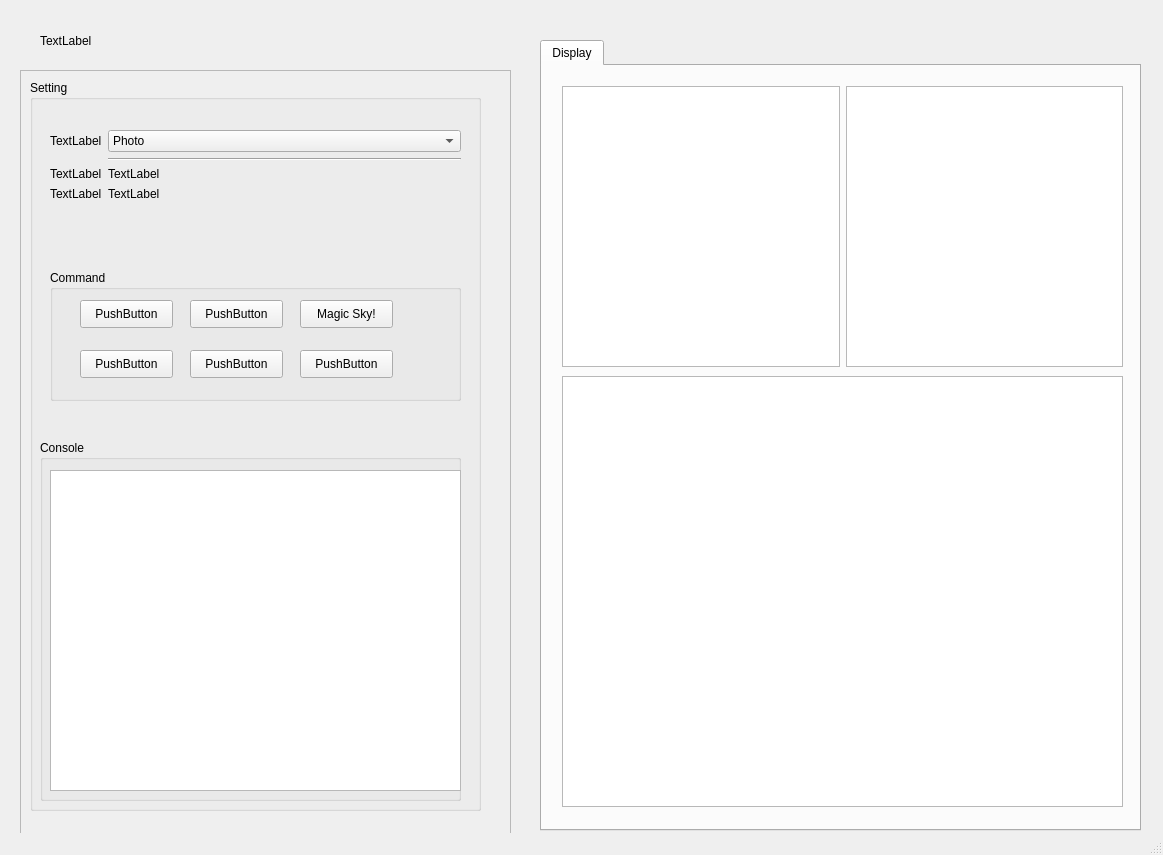
Qt form Magic_Sky.ui (WilliamLambertCN/Magic_Sky) before a commit.
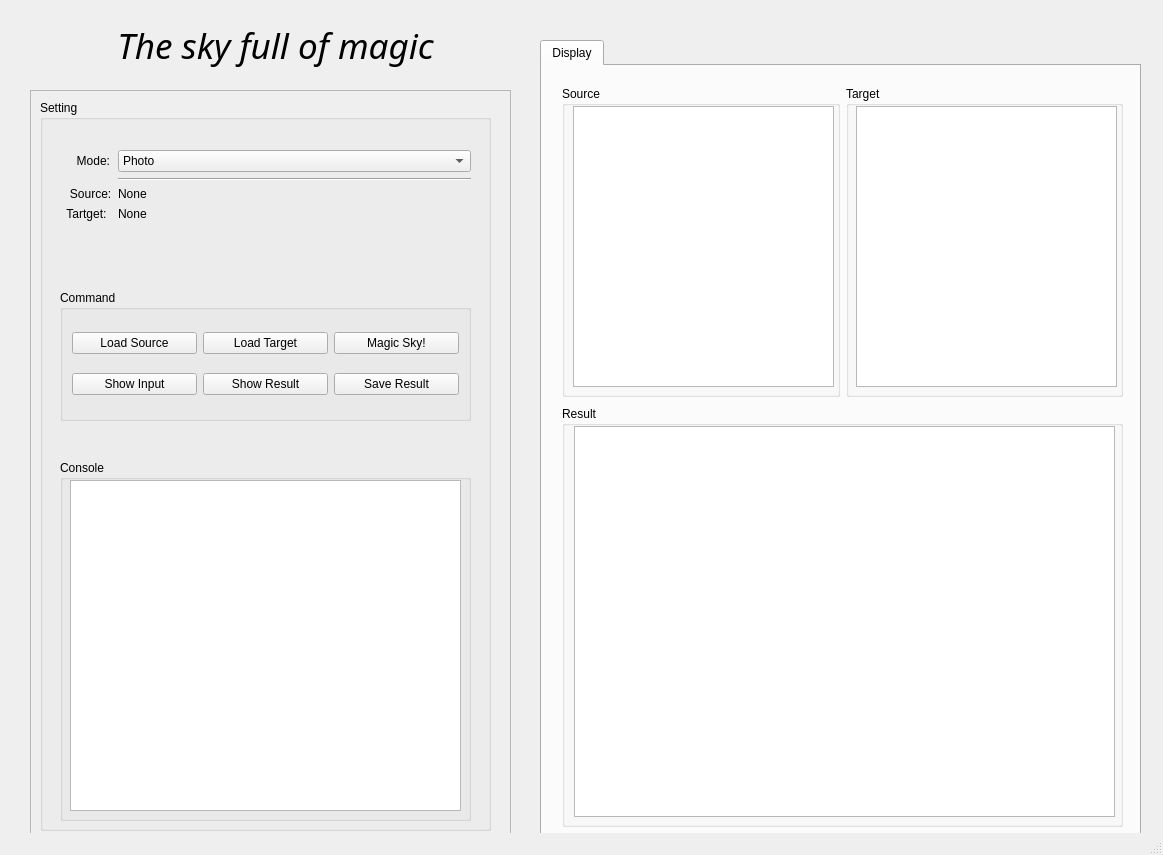
The same form after that commit.

Commit message: UI V1.0, the logic need improving.

```diff
--- a/Magic_Sky.ui
+++ b/Magic_Sky.ui
@@ -20,7 +20,7 @@
       <x>540</x>
       <y>40</y>
       <width>601</width>
-      <height>791</height>
+      <height>801</height>
      </rect>
     </property>
     <property name="currentIndex">
@@ -39,37 +39,78 @@
         <x>20</x>
         <y>20</y>
         <width>561</width>
-        <height>281</height>
+        <height>311</height>
        </rect>
       </property>
       <layout class="QHBoxLayout" name="horizontalLayout">
        <item>
-        <widget class="QGraphicsView" name="graphicsView"/>
+        <widget class="QGroupBox" name="groupBox_4">
+         <property name="title">
+          <string>Source</string>
+         </property>
+         <widget class="QGraphicsView" name="sourceView">
+          <property name="geometry">
+           <rect>
+            <x>11</x>
+            <y>20</y>
+            <width>261</width>
+            <height>281</height>
+           </rect>
+          </property>
+         </widget>
+        </widget>
        </item>
        <item>
-        <widget class="QGraphicsView" name="graphicsView_2"/>
+        <widget class="QGroupBox" name="groupBox_5">
+         <property name="title">
+          <string>Target</string>
+         </property>
+         <widget class="QGraphicsView" name="targetView">
+          <property name="geometry">
+           <rect>
+            <x>10</x>
+            <y>20</y>
+            <width>261</width>
+            <height>281</height>
+           </rect>
+          </property>
+         </widget>
+        </widget>
        </item>
       </layout>
      </widget>
-     <widget class="QGraphicsView" name="graphicsView_3">
+     <widget class="QGroupBox" name="groupBox_6">
       <property name="geometry">
        <rect>
         <x>20</x>
-        <y>310</y>
+        <y>340</y>
         <width>561</width>
-        <height>431</height>
+        <height>421</height>
        </rect>
       </property>
+      <property name="title">
+       <string>Result</string>
+      </property>
+      <widget class="QGraphicsView" name="resultView">
+       <property name="geometry">
+        <rect>
+         <x>12</x>
+         <y>20</y>
+         <width>541</width>
+         <height>391</height>
+        </rect>
+       </property>
+      </widget>
      </widget>
     </widget>
    </widget>
    <widget class="QFrame" name="frame">
     <property name="geometry">
      <rect>
-      <x>20</x>
-      <y>70</y>
-      <width>491</width>
-      <height>771</height>
+      <x>30</x>
+      <y>90</y>
+      <width>481</width>
+      <height>751</height>
      </rect>
     </property>
     <property name="frameShape">
@@ -96,9 +137,9 @@
         <widget class="QGroupBox" name="groupBox_3">
          <property name="geometry">
           <rect>
-           <x>10</x>
+           <x>20</x>
            <y>360</y>
-           <width>421</width>
+           <width>411</width>
            <height>361</height>
           </rect>
          </property>
@@ -109,9 +150,9 @@
           <property name="geometry">
            <rect>
             <x>10</x>
-            <y>30</y>
-            <width>411</width>
-            <height>321</height>
+            <y>20</y>
+            <width>391</width>
+            <height>331</height>
            </rect>
           </property>
          </widget>
@@ -128,84 +169,50 @@
          <property name="title">
           <string>Command</string>
          </property>
-         <widget class="QPushButton" name="skyrpl">
-          <property name="geometry">
-           <rect>
-            <x>250</x>
-            <y>30</y>
-            <width>93</width>
-            <height>28</height>
-           </rect>
-          </property>
-          <property name="text">
-           <string>Magic Sky!</string>
-          </property>
-         </widget>
-         <widget class="QPushButton" name="pushButton">
-          <property name="geometry">
-           <rect>
-            <x>30</x>
-            <y>30</y>
-            <width>93</width>
-            <height>28</height>
-           </rect>
-          </property>
-          <property name="text">
-           <string>PushButton</string>
-          </property>
-         </widget>
-         <widget class="QPushButton" name="pushButton_2">
-          <property name="geometry">
-           <rect>
-            <x>140</x>
-            <y>30</y>
-            <width>93</width>
-            <height>28</height>
-           </rect>
-          </property>
-          <property name="text">
-           <string>PushButton</string>
-          </property>
-         </widget>
-         <widget class="QPushButton" name="pushButton_3">
-          <property name="geometry">
-           <rect>
-            <x>30</x>
-            <y>80</y>
-            <width>93</width>
-            <height>28</height>
-           </rect>
-          </property>
-          <property name="text">
-           <string>PushButton</string>
-          </property>
-         </widget>
-         <widget class="QPushButton" name="pushButton_4">
-          <property name="geometry">
-           <rect>
-            <x>140</x>
-            <y>80</y>
-            <width>93</width>
-            <height>28</height>
-           </rect>
-          </property>
-          <property name="text">
-           <string>PushButton</string>
-          </property>
-         </widget>
-         <widget class="QPushButton" name="pushButton_5">
-          <property name="geometry">
-           <rect>
-            <x>250</x>
-            <y>80</y>
-            <width>93</width>
-            <height>28</height>
-           </rect>
-          </property>
-          <property name="text">
-           <string>PushButton</string>
-          </property>
-         </widget>
+         <layout class="QGridLayout" name="gridLayout">
+          <item row="0" column="0">
+           <widget class="QPushButton" name="pushButton">
+            <property name="text">
+             <string>Load Source</string>
+            </property>
+           </widget>
+          </item>
+          <item row="0" column="1">
+           <widget class="QPushButton" name="pushButton_2">
+            <property name="text">
+             <string>Load Target</string>
+            </property>
+           </widget>
+          </item>
+          <item row="0" column="2">
+           <widget class="QPushButton" name="skyrpl">
+            <property name="text">
+             <string>Magic Sky!</string>
+            </property>
+           </widget>
+          </item>
+          <item row="1" column="0">
+           <widget class="QPushButton" name="pushButton_3">
+            <property name="text">
+             <string>Show Input</string>
+            </property>
+           </widget>
+          </item>
+          <item row="1" column="1">
+           <widget class="QPushButton" name="pushButton_4">
+            <property name="text">
+             <string>Show Result</string>
+            </property>
+           </widget>
+          </item>
+          <item row="1" column="2">
+           <widget class="QPushButton" name="pushButton_5">
+            <property name="text">
+             <string>Save Result</string>
+            </property>
+           </widget>
+          </item>
+         </layout>
         </widget>
         <widget class="QWidget" name="formLayoutWidget">
          <property name="geometry">
@@ -219,8 +226,20 @@
          <layout class="QFormLayout" name="formLayout">
           <item row="0" column="0">
            <widget class="QLabel" name="label">
+            <property name="focusPolicy">
+             <enum>Qt::NoFocus</enum>
+            </property>
+            <property name="contextMenuPolicy">
+             <enum>Qt::CustomContextMenu</enum>
+            </property>
+            <property name="layoutDirection">
+             <enum>Qt::LeftToRight</enum>
+            </property>
             <property name="text">
-             <string>TextLabel</string>
+             <string>     Mode:</string>
+            </property>
+            <property name="alignment">
+             <set>Qt::AlignRight|Qt::AlignTrailing|Qt::AlignVCenter</set>
             </property>
            </widget>
           </item>
@@ -241,28 +260,28 @@
           <item row="3" column="0">
            <widget class="QLabel" name="label_2">
             <property name="text">
-             <string>TextLabel</string>
+             <string>   Source:</string>
             </property>
            </widget>
           </item>
           <item row="3" column="1">
            <widget class="QLabel" name="label_5">
             <property name="text">
-             <string>TextLabel</string>
+             <string>None</string>
             </property>
            </widget>
           </item>
           <item row="4" column="0">
            <widget class="QLabel" name="label_3">
             <property name="text">
-             <string>TextLabel</string>
+             <string>  Tartget:</string>
             </property>
            </widget>
           </item>
           <item row="4" column="1">
            <widget class="QLabel" name="label_6">
             <property name="text">
-             <string>TextLabel</string>
+             <string>None</string>
             </property>
            </widget>
           </item>
@@ -294,13 +313,23 @@
     <property name="geometry">
      <rect>
       <x>40</x>
-      <y>30</y>
+      <y>10</y>
       <width>471</width>
-      <height>21</height>
+      <height>71</height>
      </rect>
     </property>
+    <property name="font">
+     <font>
+      <family>Monotype Corsiva</family>
+      <pointsize>26</pointsize>
+      <italic>true</italic>
+     </font>
+    </property>
     <property name="text">
-     <string>TextLabel</string>
+     <string>The sky full of magic</string>
+    </property>
+    <property name="alignment">
+     <set>Qt::AlignCenter</set>
     </property>
    </widget>
   </widget>
```
Left out of the diff: 4 changed lines with no effect on the pictures. The commit also changes 2 other files.
